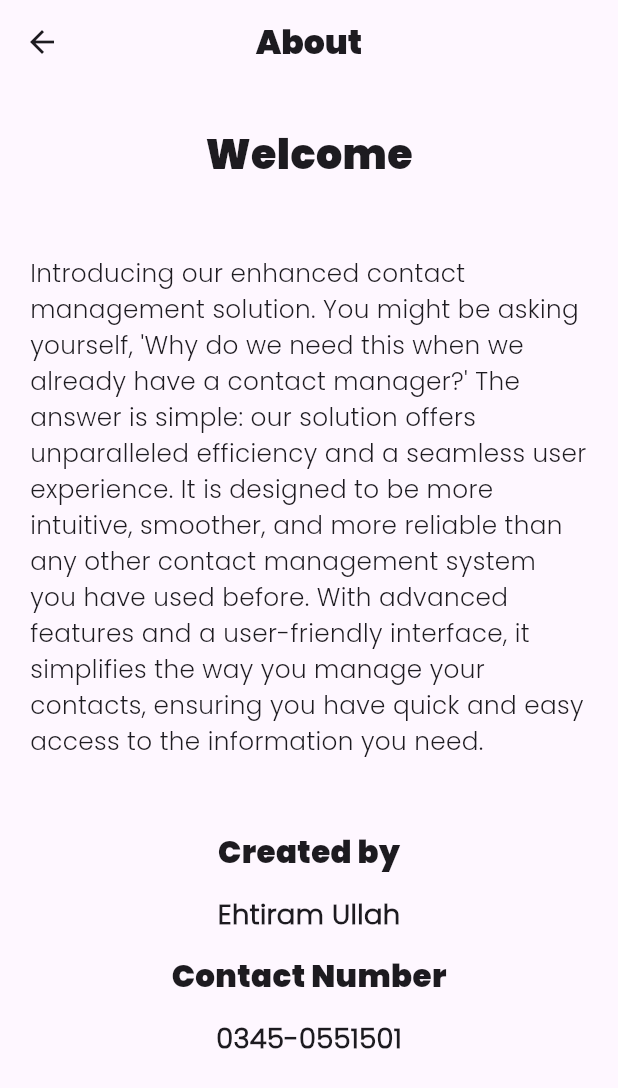
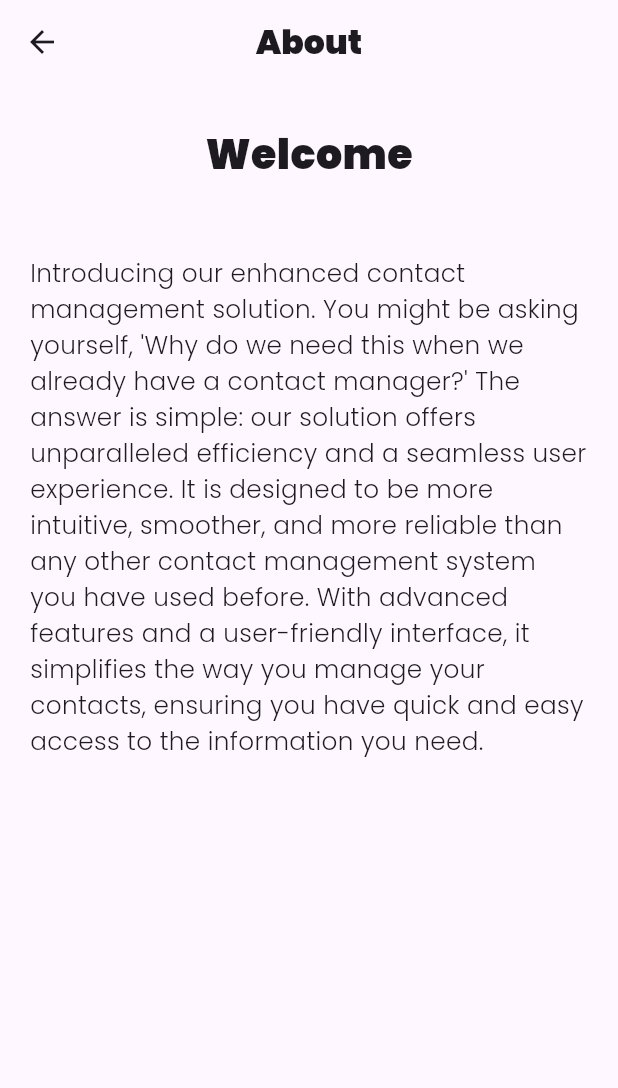
Before and after one commit to Ehtiram-Ullah/Contacts_app, a Flutter app: the About screen opened directly, on a phone screen of 412 x 824 dp. Shown: the top 1088 px of the screen. Run offline on Flutter 3.47's test engine with Material 3 defaults, Android fonts, the phone set to English and light mode, and no system bars; our stand-ins replace sqflite; accounts and stored records are empty.

Commit message:
change in about screen

```diff
--- a/lib/screens/about_screen.dart
+++ b/lib/screens/about_screen.dart
@@ -40,48 +40,9 @@ class About extends StatelessWidget {
                     SizedBox(
                       height: MediaQuery.sizeOf(context).height / 30,
                     ),
-                    Text(
-                      "Created by",
-                      style: TextStyle(
-                          fontSize: MediaQuery.sizeOf(context).height / 40),
-                    ),
-                    SizedBox(
-                      height: MediaQuery.sizeOf(context).height / 60,
-                    ),
-                    MyInfo(context, "Ehtiram Ullah"),
-                    SizedBox(
-                      height: MediaQuery.sizeOf(context).height / 60,
-                    ),
-                    Text(
-                      "Contact Number",
-                      style: TextStyle(
-                          fontSize: MediaQuery.sizeOf(context).height / 40),
-                    ),
-                    SizedBox(
-                      height: MediaQuery.sizeOf(context).height / 60,
-                    ),
-                    GestureDetector(
-                        onTap: () {
-                          Clipboard.setData(
-                              const ClipboardData(text: "03450551501"));
-                          ScaffoldMessenger.of(context).showSnackBar(SnackBar(
-                            content: Text(
-                              "Phone number copied to clipboard",
-                              style: TextStyle(
-                                  fontFamily: "Poppins-Light",
-                                  color: Colors.black,
-                                  fontWeight: FontWeight.bold,
-                                  fontSize:
-                                      MediaQuery.sizeOf(context).height / 50),
-                            ),
-                            duration: const Duration(seconds: 2),
-                            backgroundColor:
-                                const Color.fromARGB(255, 243, 238, 238),
-                            // animation: AnimationController(vsync: ) ,
-                            // elevation: 15,
-                          ));
-                        },
-                        child: MyInfo(context, "0345-0551501")),
+
+
+
                   ],
                 ),
               ),
```
Also changed, not shown: 1 other file.
